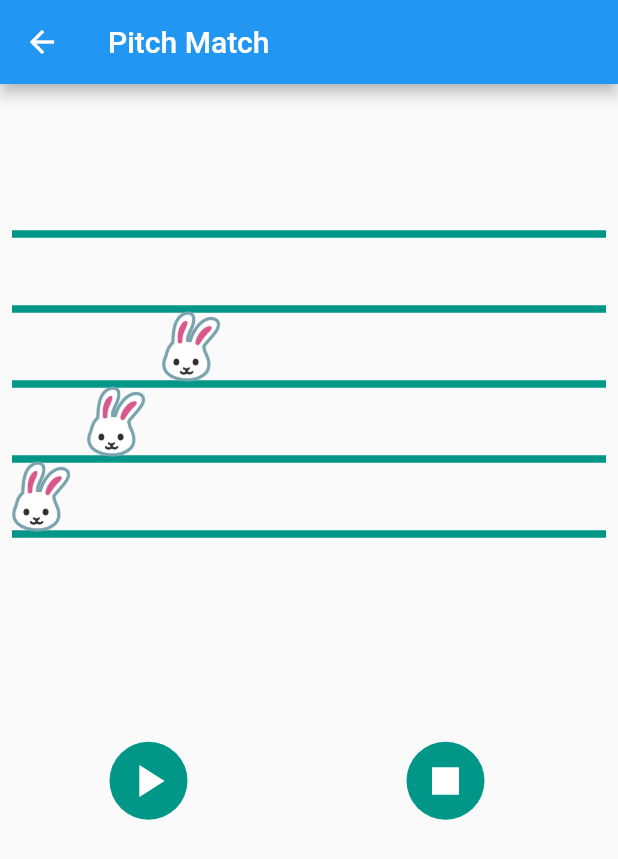
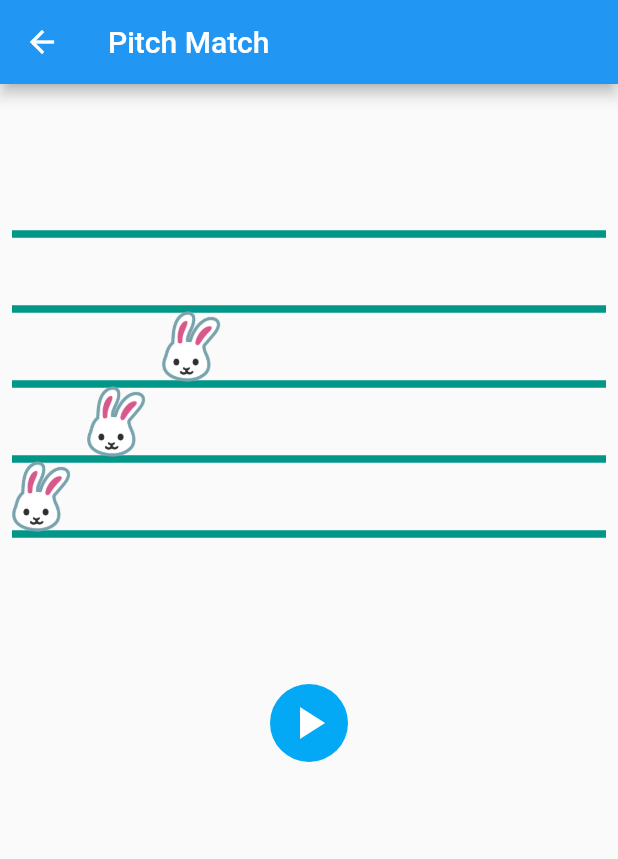
Before and after one commit to tgoze/eager-ear, a Flutter app: the screen it shows after launch, after a tap on "Pitch Match Game", on a phone screen of 412 x 824 dp. Shown: the top 859 px of the screen. Run offline on Flutter 3.47's test engine with Material 2 defaults, Android fonts, the phone set to English and light mode, and no system bars; our stand-ins replace permission_handler.

Commit message:
Completion of #18. Working game logic for pitch match.

```diff
--- a/lib/games/pitch_match/main.dart
+++ b/lib/games/pitch_match/main.dart
@@ -1,5 +1,4 @@
 import 'dart:async';
-import 'dart:developer';
 
 import 'package:eager_ear/games/pitch_match/pm_listener.dart';
 import 'package:flutter/material.dart';
@@ -50,16 +49,43 @@ class PitchMatchManager extends StatefulWidget {
 class _PitchMatchManagerState extends State<PitchMatchManager> {
 
   String _feedback = '';
+  Stream<Pitch> _pitchStream;
+  StreamSubscription _pitchSubscription;
+  IconData _listenButtonIcon = Icons.play_arrow;
 
-  void _start() async {
-    PitchMatchListener pmListener = new PitchMatchListener();
-    var pitchStream = await pmListener.startPitchStream();
+  void _toggleListening() async {
+    var pmListener = new PitchMatchListener();
+
+    if (_pitchSubscription == null) {
+      _pitchStream = await pmListener.startPitchStream();
+
+      if (_pitchStream != null) {
+        int noteIndex = 0;
+        _pitchSubscription = _pitchStream.listen((Pitch pitch) {
+          if (noteIndex >= widget.notes.length) {
+            _cancelListener();
+          }
+          else if (pitch == widget.notes[noteIndex].pitch) {
+            noteIndex++;
+            setState(() { _feedback = noteIndex.toString(); });
+          }
+        });
+
+        setState(() { _listenButtonIcon = Icons.stop; });
+      } else {
+        // Audio access not granted
+      }
+    } else {
+      _cancelListener();
+    }
   }
 
-  void _printPitch(Pitch pitch) {
-    setState(() {
-      _feedback = pitch.toString();
-    });
+  void _cancelListener() {
+    if (_pitchSubscription != null) {
+      _pitchSubscription.cancel();
+      _pitchSubscription = null;
+    }
+    setState(() { _listenButtonIcon = Icons.play_arrow; });
   }
 
   @override
@@ -71,42 +97,18 @@ class _PitchMatchManagerState extends State<PitchMatchManager> {
           child: Ink(
             decoration: const ShapeDecoration(
               shape: CircleBorder(),
-              color: Colors.teal
+              color: Colors.lightBlue
             ),
             child: IconButton(
-              icon: Icon(Icons.play_arrow),
+              icon: Icon(_listenButtonIcon),
               iconSize: 36.0,
-              onPressed: _start,
+              onPressed: _toggleListening,
               color: Colors.white
             )
           )
         ),
-        Expanded(
-          flex: 1,
-          child: Ink(
-            decoration: const ShapeDecoration(
-                shape: CircleBorder(),
-                color: Colors.teal
-            ),
-            child: IconButton(
-                icon: Icon(Icons.stop),
-                iconSize: 36.0,
-                onPressed: ()=>log('stop'),
-                color: Colors.white
-            )
-          )
-        ),
-        Padding(
-          padding: const EdgeInsets.only(left: 8.0, right: 8.0, top: 102.0),
-          child: Center(
-            child: Text(
-              _feedback,
-              style: TextStyle(
-                  color: Colors.teal,
-                  fontWeight: FontWeight.w500,
-                  fontSize: 23.0),
-            ),
-          ),
+        Center(
+          child: Text(_feedback),
         )
       ],
     );
--- a/lib/games/pitch_match/pm_listener.dart
+++ b/lib/games/pitch_match/pm_listener.dart
@@ -8,8 +8,6 @@ import 'package:permission_handler/permission_handler.dart';
 
 class PitchMatchListener {
   static const _hertzStream = EventChannel('com.tgconsulting.eager_ear/stream');
-
-  bool isCorrect = false;
 
   Future<Stream<Pitch>> startPitchStream() async {
     var audioAccessGranted = await requestAudioPermission();
@@ -33,8 +31,4 @@ class PitchMatchListener {
 
     return permissionStatus == PermissionStatus.granted;
   }
-
-  bool comparePitch(Pitch reference, double inputHertz) {
-    return reference == Pitch.fromHertz(inputHertz);
-  }
 }
--- a/lib/main.dart
+++ b/lib/main.dart
@@ -1,10 +1,4 @@
-import 'dart:async';
-
-import 'package:eager_ear/shared/pitch.dart';
 import 'package:flutter/material.dart';
-import 'package:flutter/services.dart';
-
-import 'package:permission_handler/permission_handler.dart';
 
 import 'package:eager_ear/games/pitch_match/main.dart';
 
@@ -15,35 +9,17 @@ class MyApp extends StatelessWidget {
   @override
   Widget build(BuildContext context) {
     return MaterialApp(
-      title: 'Flutter Demo',
+      title: 'Eager Ear',
       theme: ThemeData(
-        // This is the theme of your application.
-        //
-        // Try running your application with "flutter run". You'll see the
-        // application has a blue toolbar. Then, without quitting the app, try
-        // changing the primarySwatch below to Colors.green and then invoke
-        // "hot reload" (press "r" in the console where you ran "flutter run",
-        // or simply save your changes to "hot reload" in a Flutter IDE).
-        // Notice that the counter didn't reset back to zero; the application
-        // is not restarted.
         primarySwatch: Colors.blue,
       ),
-      home: MyHomePage(title: 'Flutter Demo Home Page'),
+      home: MyHomePage(title: 'Eager Ear Home'),
     );
   }
 }
 
 class MyHomePage extends StatefulWidget {
   MyHomePage({Key key, this.title}) : super(key: key);
-
-  // This widget is the home page of your application. It is stateful, meaning
-  // that it has a State object (defined below) that contains fields that affect
-  // how it looks.
-
-  // This class is the configuration for the state. It holds the values (in this
-  // case the title) provided by the parent (in this case the App widget) and
-  // used by the build method of the State. Fields in a Widget subclass are
-  // always marked "final".
 
   final String title;
 
@@ -52,58 +28,6 @@ class MyHomePage extends StatefulWidget {
 }
 
 class _MyHomePageState extends State<MyHomePage> {
-  static const pitchStream = EventChannel('com.tgconsulting.eager_ear/stream');
-  StreamSubscription _pitchSubscription;
-
-  String _pitchText = '';
-
-  Future<bool> _requestAudioPermission() async {
-    PermissionStatus permissionStatus = await PermissionHandler()
-      .checkPermissionStatus(PermissionGroup.speech);
-
-    if (permissionStatus != PermissionStatus.granted) {
-      Map<PermissionGroup, PermissionStatus> permission =
-        await PermissionHandler().requestPermissions([PermissionGroup.speech]);
-      permissionStatus = permission[PermissionGroup.speech];
-    }
-    return permissionStatus == PermissionStatus.granted;
-  }
-
-  Future<Null> _detectPitch() async {
-    String _message = '';
-    if (_pitchSubscription == null) {
-      var audioAccessGranted = await _requestAudioPermission();
-      if (audioAccessGranted) {
-        _pitchSubscription = pitchStream.receiveBroadcastStream()
-            .listen(_displayPitch);
-      } else {
-        _message = "Audio access not granted";
-      }
-    } else {
-      _pitchSubscription.cancel();
-      _pitchSubscription = null;
-      _message = 'Stopped detecting';
-    }
-
-    setState(() {
-      _pitchText = _message;
-    });
-  }
-
-  void _displayPitch(hertz) {
-    String _pitch = '';
-
-    if (hertz == -1) {
-      _pitch = 'Sing!';
-    } else {
-      var detectedPitch = new Pitch.fromHertz(hertz);
-      _pitch = detectedPitch.toString();
-    }
-
-    setState(() {
-      _pitchText = _pitch;
-    });
-  }
 
   @override
   Widget build(BuildContext context) {
@@ -147,32 +71,6 @@ class _MyHomePageState extends State<MyHomePage> {
                   MaterialPageRoute(builder: (context) => PitchMatchMain())
                 );
               },
-            ),
-            Padding(
-              padding: const EdgeInsets.only(left: 8.0, right: 8.0, top: 102.0),
-              child: Center(
-                child: FlatButton.icon(
-                  icon: Icon(
-                    Icons.record_voice_over,
-                    size: 100,
-                  ),
-                  label: Text(''),
-                  textColor: Colors.teal,
-                  onPressed: _detectPitch,
-                ),
-              ),
-            ),
-            Padding(
-              padding: const EdgeInsets.only(left: 8.0, right: 8.0, top: 102.0),
-              child: Center(
-                child: Text(
-                  _pitchText,
-                  style: TextStyle(
-                      color: Colors.teal,
-                      fontWeight: FontWeight.w500,
-                      fontSize: 23.0),
-                ),
-              ),
             )
           ],
         ),
```
